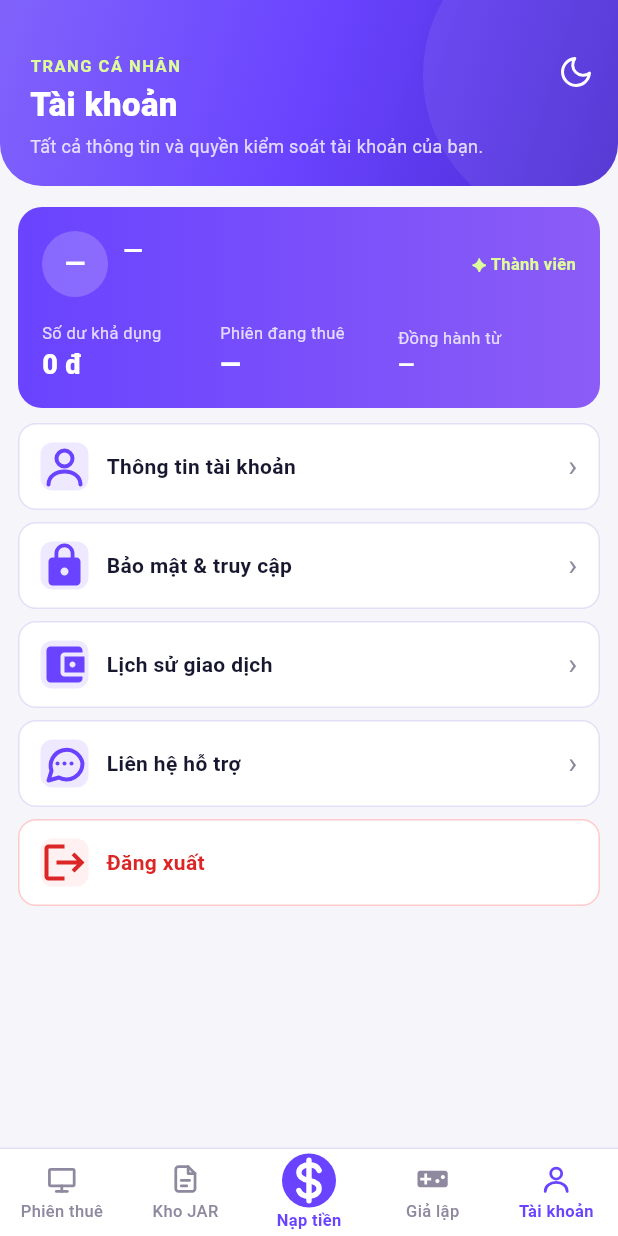
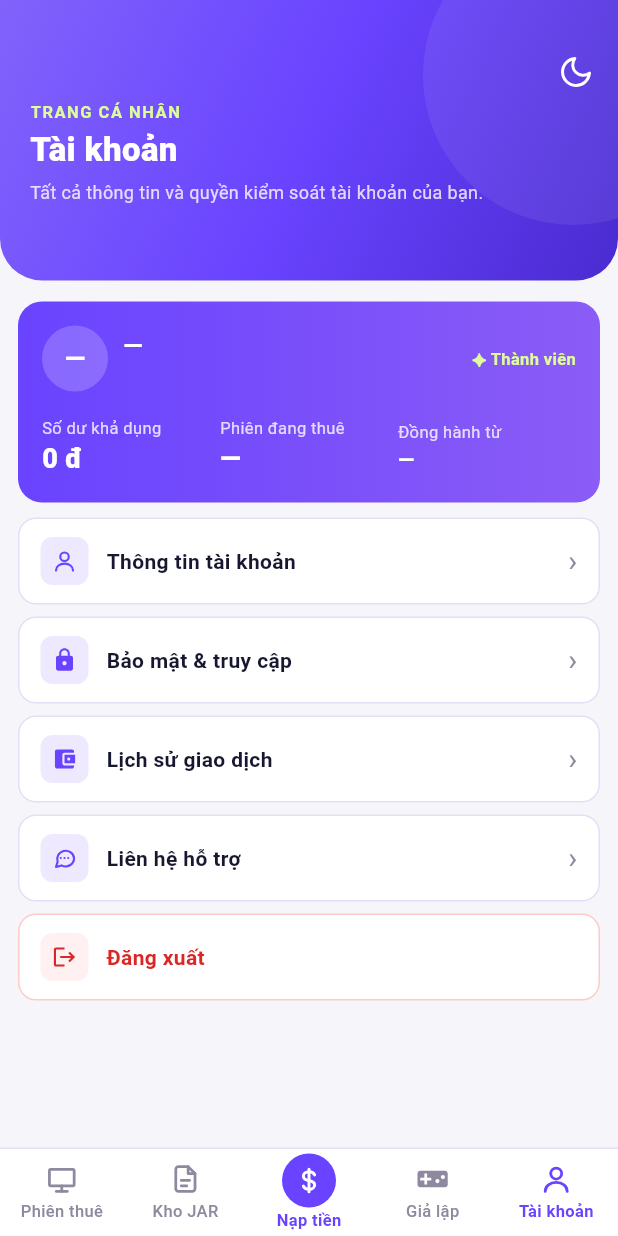
Before and after one commit to haulee2302-collab/j2meplay-ios, a Flutter app: the MainShell screen opened directly with empty values, item 5 of the bottom bar chosen, on a phone screen of 412 x 824 dp. Run offline on Flutter 3.47's test engine with Material 3 defaults, Android fonts, the phone set to English and light mode, and no system bars; our stand-ins replace file_picker, google_sign_in, shared_preferences, webview_flutter; accounts and stored records are empty; network calls fail.

Commit message:
Icon đúng cỡ, header tím cao bằng Phiên thuê, bàn phím ở Xem tất cả/game
Co-Authored-By: Claude Sonnet 5.5 <noreply@anthropic.com>
Claude-Session: https://claude.ai/code/session_01EbjKqPgv3NdkNTBxP2XXwf

```diff
--- a/lib/icons.dart
+++ b/lib/icons.dart
@@ -77,7 +77,7 @@ class JpIcon extends StatelessWidget {
   @override
   Widget build(BuildContext context) {
     final c = color ?? IconTheme.of(context).color ?? Colors.black;
-    return SizedBox(width: size, height: size, child: CustomPaint(painter: _IconPainter(data, c)));
+    return UnconstrainedBox(child: SizedBox(width: size, height: size, child: CustomPaint(painter: _IconPainter(data, c))));
   }
 }
 
--- a/lib/screens/game.dart
+++ b/lib/screens/game.dart
@@ -332,7 +332,7 @@ class _GameScreenState extends State<GameScreen> with WidgetsBindingObserver {
           ]),
         ),
         // Bàn phím ảo; ẩn khi game đang mở form
-        if (showPad && rt == null) ...[
+        if (showPad) ...[
           Divider(height: 1, color: _panelLine),
           Container(color: _panelBg, child: Keypad(conn)),
         ],
--- a/lib/widgets.dart
+++ b/lib/widgets.dart
@@ -354,15 +354,15 @@ class PageHead extends StatelessWidget {
         child: Stack(children: [
           Positioned(top: -50, right: -70, child: Container(width: 200, height: 200, decoration: BoxDecoration(color: Colors.white.withOpacity(0.07), shape: BoxShape.circle))),
           Padding(
-              padding: EdgeInsets.fromLTRB(20, topInset(context) + 8, 20, 18),
-              child: Row(children: [
-                Expanded(child: Column(crossAxisAlignment: CrossAxisAlignment.start, children: [
+              padding: EdgeInsets.fromLTRB(20, topInset(context) + 8, 20, 20),
+              child: ConstrainedBox(constraints: const BoxConstraints(minHeight: 131), child: Row(children: [
+                Expanded(child: Column(mainAxisAlignment: MainAxisAlignment.center, crossAxisAlignment: CrossAxisAlignment.start, children: [
                   Padding(padding: const EdgeInsets.only(right: 40), child: Text(eyebrow, style: const TextStyle(color: Jp.highlight, fontSize: 11, fontWeight: FontWeight.w700, letterSpacing: 1))),
                   Padding(padding: const EdgeInsets.only(top: 2, right: 40), child: Text(title, style: const TextStyle(color: Colors.white, fontSize: 22, fontWeight: FontWeight.w900))),
                   Padding(padding: const EdgeInsets.only(top: 4), child: Text(desc, style: const TextStyle(color: Color(0xCCFFFFFF), fontSize: 12, height: 1.4))),
                 ])),
                 if (action != null) action!,
-              ]),
+              ])),
           ),
           Positioned(top: topInset(context) - 4, right: 4, child: const ThemeToggle()),
         ]),
```
Also changed, not shown: lib/screens/sync.dart (+8 -3 lines).
